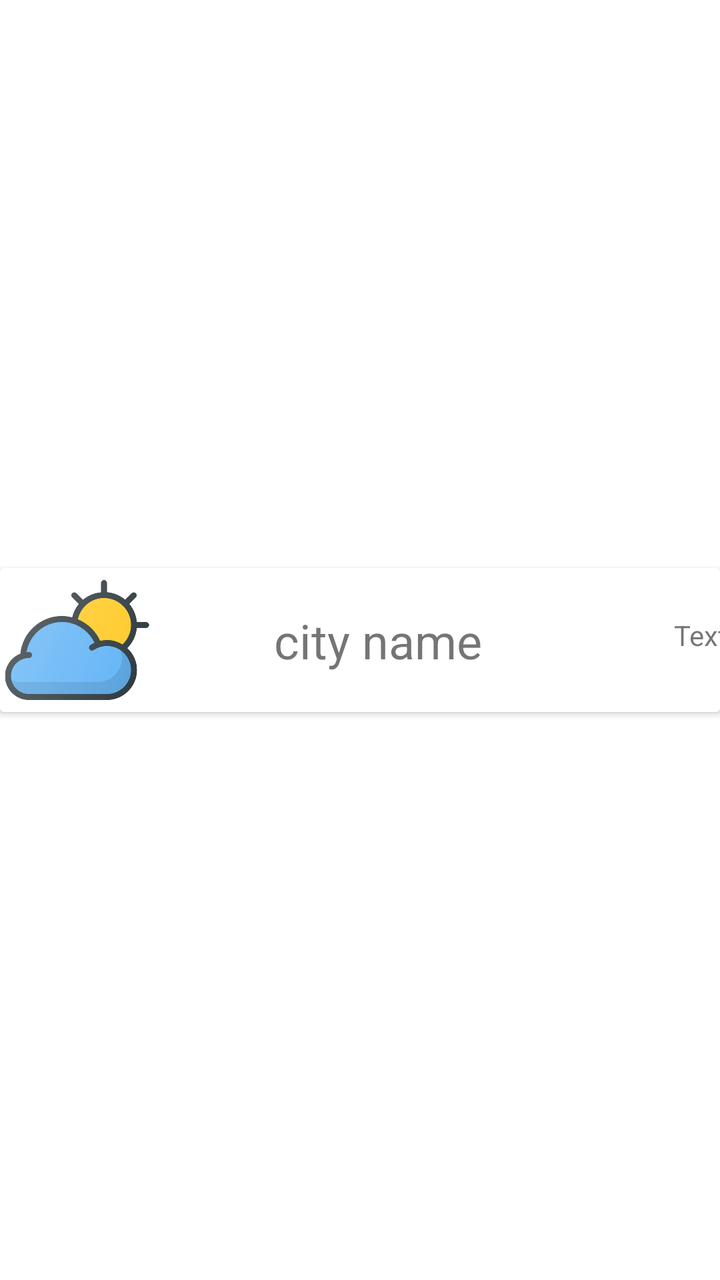
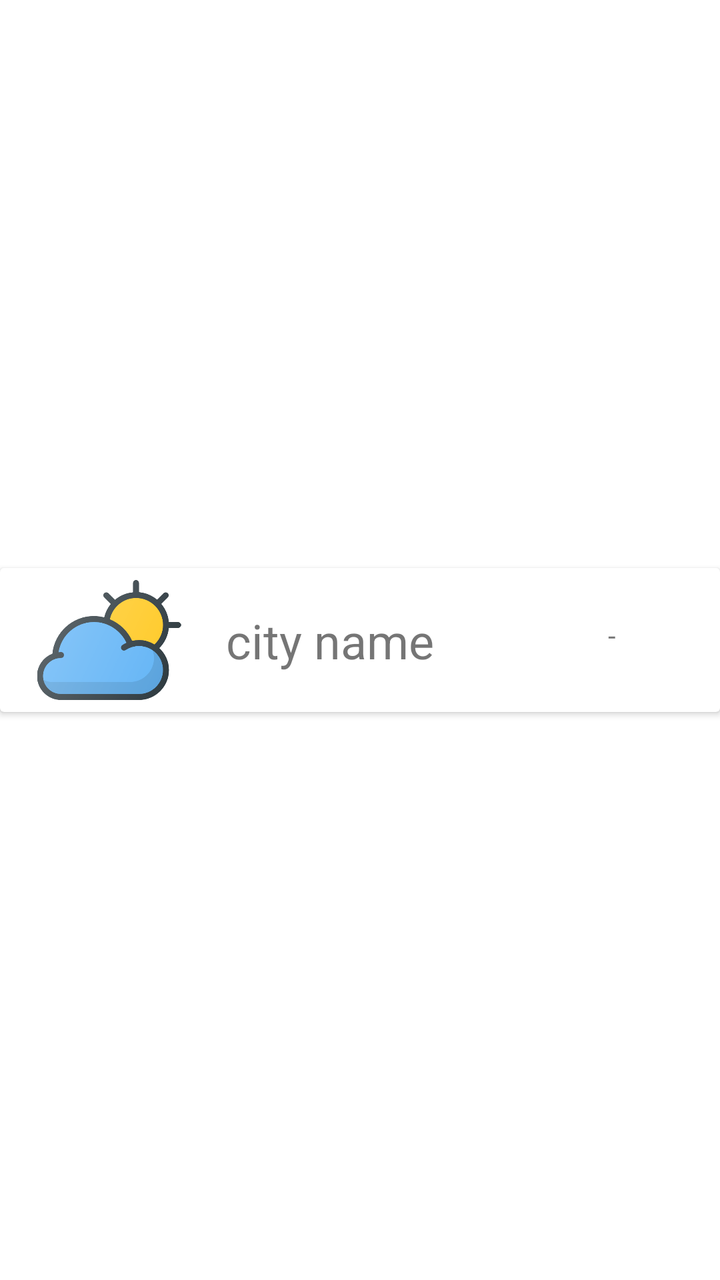

The first picture is an Android layout as it rendered before a commit; the second is the same layout after the commit. The layout source and the unified diff follow.
<!-- AndroidManifest.xml: application theme Theme.Tenky -->
<!-- res/layout/all_cities_row.xml -->
<?xml version="1.0" encoding="utf-8"?>
<androidx.constraintlayout.widget.ConstraintLayout
    xmlns:android="http://schemas.android.com/apk/res/android"
    xmlns:app="http://schemas.android.com/apk/res-auto"
    xmlns:tools="http://schemas.android.com/tools"
    android:orientation="vertical"
    android:layout_width="match_parent"
    android:layout_height="wrap_content"
    android:id="@+id/row_Layout">

    <androidx.cardview.widget.CardView
        android:layout_width="match_parent"
        android:layout_height="wrap_content"
        app:layout_constraintBottom_toBottomOf="parent"
        app:layout_constraintEnd_toEndOf="parent"
        app:layout_constraintStart_toStartOf="parent"
        app:layout_constraintTop_toTopOf="parent">

        <androidx.constraintlayout.widget.ConstraintLayout
            android:layout_width="match_parent"
            android:layout_height="match_parent"
            >

            <TextView
                android:id="@+id/textViewTempAllCities"
                android:layout_width="wrap_content"
                android:layout_height="wrap_content"
                android:layout_marginStart="260dp"
                android:layout_marginTop="24dp"
                android:text="TextView"
                app:layout_constraintStart_toEndOf="@+id/imageViewWeaAllCities"
                app:layout_constraintTop_toTopOf="parent" />

            <ImageView
                android:id="@+id/imageViewWeaAllCities"
                android:layout_width="77dp"
                android:layout_height="72dp"
                app:layout_constraintStart_toStartOf="parent"
                app:layout_constraintTop_toTopOf="parent"
                app:srcCompat="@drawable/ic_02d" />

            <TextView
                android:id="@+id/textViewAllCitiesCityName"
                android:layout_width="wrap_content"
                android:layout_height="wrap_content"
                android:layout_marginStart="60dp"
                android:layout_marginTop="20dp"
                android:text="city name"
                android:textSize="24sp"
                app:layout_constraintStart_toEndOf="@+id/imageViewWeaAllCities"
                app:layout_constraintTop_toTopOf="parent" />
        </androidx.constraintlayout.widget.ConstraintLayout>
    </androidx.cardview.widget.CardView>
</androidx.constraintlayout.widget.ConstraintLayout>
<!-- resources referenced by this layout -->
<resources>
  <!-- drawable ic_02d: png bitmap (drawable, 34146 bytes) -->
  <style name="Theme.Tenky" parent="Theme.MaterialComponents.DayNight.DarkActionBar">
          
          <item name="colorPrimary">@color/celadon_blue</item>
          <item name="colorPrimaryVariant">@color/carolina_blue</item>
          <item name="colorOnPrimary">@color/white</item>
          
          <item name="colorSecondary">@color/sapphire_blue</item>
          <item name="colorSecondaryVariant">@color/prussian_blue</item>
          <item name="colorOnSecondary">@color/black</item>
          
          <item name="android:statusBarColor" tools:targetApi="l">?attr/colorPrimaryVariant</item>
          
      </style>
  <color name="celadon_blue">#FF247ba0</color>
  <color name="carolina_blue">#FF1b99e0</color>
  <color name="white">#FFFFFFFF</color>
  <color name="sapphire_blue">#FF006494</color>
  <color name="prussian_blue">#FF13293d</color>
  <color name="black">#FF000000</color>
</resources>

<!-- the commit's change to res/layout/all_cities_row.xml (unified diff, before → after) -->
@@ -25,16 +25,17 @@
                 android:id="@+id/textViewTempAllCities"
                 android:layout_width="wrap_content"
                 android:layout_height="wrap_content"
-                android:layout_marginStart="260dp"
                 android:layout_marginTop="24dp"
-                android:text="TextView"
-                app:layout_constraintStart_toEndOf="@+id/imageViewWeaAllCities"
+                android:layout_marginEnd="52dp"
+                android:text="@string/title_no_data"
+                app:layout_constraintEnd_toEndOf="parent"
                 app:layout_constraintTop_toTopOf="parent" />
 
             <ImageView
                 android:id="@+id/imageViewWeaAllCities"
                 android:layout_width="77dp"
                 android:layout_height="72dp"
+                android:layout_marginStart="16dp"
                 app:layout_constraintStart_toStartOf="parent"
                 app:layout_constraintTop_toTopOf="parent"
                 app:srcCompat="@drawable/ic_02d" />
@@ -43,7 +44,7 @@
                 android:id="@+id/textViewAllCitiesCityName"
                 android:layout_width="wrap_content"
                 android:layout_height="wrap_content"
-                android:layout_marginStart="60dp"
+                android:layout_marginStart="20dp"
                 android:layout_marginTop="20dp"
                 android:text="city name"
                 android:textSize="24sp"
<!-- resource entries referenced after the edit -->
@@ -1,6 +1,7 @@
 <!-- resources referenced by this layout -->
 <resources>
   <!-- drawable ic_02d: png bitmap (drawable, 34146 bytes) -->
+  <string name="title_no_data" translatable="false">-</string>
   <style name="Theme.Tenky" parent="Theme.MaterialComponents.DayNight.DarkActionBar">
           
           <item name="colorPrimary">@color/celadon_blue</item>
